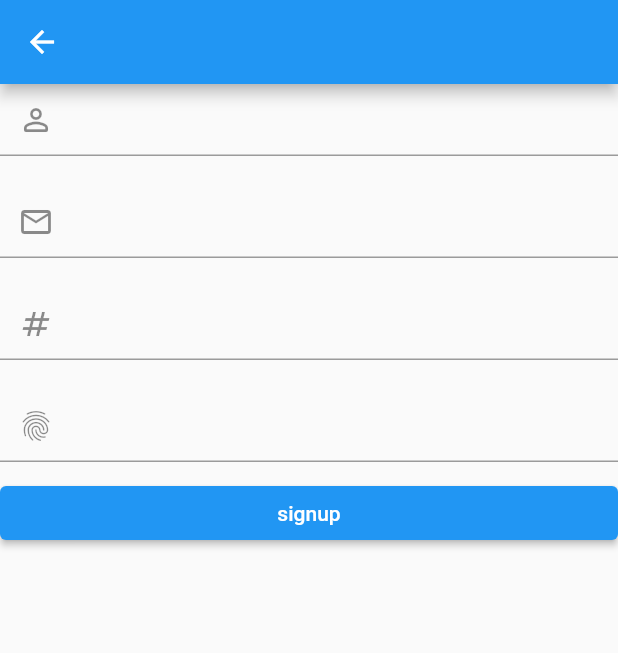
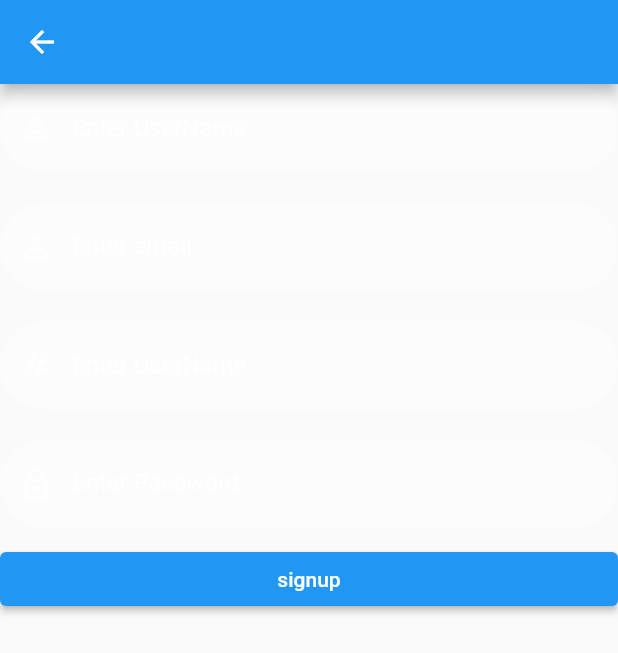
Before and after one commit to ZiadAssem/flutter_application_1, a Flutter app: the SignUpFormWidget screen opened directly, on a phone screen of 412 x 824 dp. Shown: the top 653 px of the screen. Run offline on Flutter 3.47's test engine with Material 2 defaults, Android fonts, the phone set to English and light mode, and no system bars; our stand-ins replace carousel_slider, firebase_auth, firebase_core, firebase_database, get, smooth_page_indicator; missing offline and left inert: age_calculator; accounts and stored records are empty; network calls fail.

Commit message:
login complete

```diff
--- a/lib/classes/cat.dart
+++ b/lib/classes/cat.dart
@@ -8,11 +8,10 @@ int birthYear = 0;
 int age = 0;
 
 Cat(this.name,this.birthYear){
+     final DateTime now = DateTime.now();
+     age= now.year - birthYear;
 
 }
 
-static getYear(){
-   final DateTime now = DateTime.now();
 
 }
-}
--- a/lib/main.dart
+++ b/lib/main.dart
@@ -1,4 +1,6 @@
 import 'package:firebase_core/firebase_core.dart';
+import 'package:flutter_application_1/src2/authentication_repository.dart';
+import 'package:get/get.dart';
 import 'firebase_options.dart';
 import 'package:firebase_database/firebase_database.dart';
 import 'package:firebase_auth/firebase_auth.dart';
@@ -21,7 +23,7 @@ class App extends StatelessWidget {
 
   @override
   Widget build(BuildContext context) {
-    return  MaterialApp(
+    return  GetMaterialApp(
       home: FutureBuilder(
         future: _initialization,
         builder: (context,snapshot){
--- a/lib/reusable_widgets/reusable_widget.dart
+++ b/lib/reusable_widgets/reusable_widget.dart
@@ -10,9 +10,9 @@ Image logoWidget(String imageName) {
   );
 }
 
-TextField reusableTextField(String text, IconData icon, bool isPasswordType,
+TextFormField reusableTextField(String text, IconData icon, bool isPasswordType,
     TextEditingController controller) {
-  return TextField(
+  return TextFormField(
     controller: controller,
     obscureText: isPasswordType,
     enableSuggestions: !isPasswordType,
--- a/lib/src2/authentication_repository.dart
+++ b/lib/src2/authentication_repository.dart
@@ -1,4 +1,5 @@
 import 'package:firebase_auth/firebase_auth.dart';
+import 'package:flutter_application_1/screens/success.dart';
 import 'package:get/get.dart';
 import '../screens/homescreen.dart';
 //import 'package:login_flutter_app/src/features/authentication/screens/welcome/welcome_screen.dart';
@@ -13,15 +14,15 @@ class AuthenticationRepository extends GetxController {
 
 
   //Variables
-  final _auth = FirebaseAuth.instance;
+  final auth = FirebaseAuth.instance;
   late final Rx<User?> firebaseUser;
 
 
   //Will be load when app launches this func will be called and set the firebaseUser state
   @override
   void onReady() {
-    firebaseUser = Rx<User?>(_auth.currentUser);
-    firebaseUser.bindStream(_auth.userChanges());
+    firebaseUser = Rx<User?>(auth.currentUser);
+    firebaseUser.bindStream(auth.userChanges());
     ever(firebaseUser, _setInitialScreen);
   }
 
@@ -36,7 +37,7 @@ class AuthenticationRepository extends GetxController {
   //FUNC
   Future<String?> createUserWithEmailAndPassword(String email, String password) async {
     try {
-      await _auth.createUserWithEmailAndPassword(email: email, password: password);
+      await auth.createUserWithEmailAndPassword(email: email, password: password);
       firebaseUser.value != null ? Get.offAll(() => const HomeScreen()) : Get.to(() => const HomeScreen());
     } on FirebaseAuthException catch (e) {
       final ex = SignUpWithEmailAndPasswordFailure.code(e.code);
@@ -51,7 +52,7 @@ class AuthenticationRepository extends GetxController {
 
   Future<String?> loginWithEmailAndPassword(String email, String password) async {
     try {
-      await _auth.signInWithEmailAndPassword(email: email, password: password);
+      await auth.signInWithEmailAndPassword(email: email, password: password);
     } on FirebaseAuthException catch (e) {
       final ex = LogInWithEmailAndPasswordFailure.fromCode(e.code);
       return ex.message;
@@ -63,5 +64,5 @@ class AuthenticationRepository extends GetxController {
   }
 
 
-  Future<void> logout() async => await _auth.signOut();
+  Future<void> logout() async => await auth.signOut();
 }
--- a/lib/src2/login_controller.dart
+++ b/lib/src2/login_controller.dart
@@ -16,8 +16,10 @@ class LoginController extends GetxController {
   /// TextField Validation
 
   //Call this Function from Design & it will do the rest
-  Future<void> loginUser(String email, String password) async {
-    String? error = await AuthenticationRepository.instance.loginWithEmailAndPassword(email, password);
+  void loginUser(String email, String password)    {
+    Get.put(AuthenticationRepository());
+    String? error =   Get.put(AuthenticationRepository.instance.loginWithEmailAndPassword(email, password) ) as String?; //kanet gowa
+
     if(error != null) {
       Get.showSnackbar(GetSnackBar(message: error.toString(),));
     }
--- a/lib/src2/signup_form.dart
+++ b/lib/src2/signup_form.dart
@@ -1,6 +1,7 @@
 import 'package:flutter/material.dart';
 import 'package:get/get.dart';
 import 'signup_controller.dart';
+import '../reusable_widgets/reusable_widget.dart';
 
 class SignUpFormWidget extends StatelessWidget {
   const SignUpFormWidget({
@@ -15,40 +16,22 @@ class SignUpFormWidget extends StatelessWidget {
 
     return Scaffold(
       appBar: AppBar(),
-      body:  Container(
-     // padding: const EdgeInsets.symmetric(vertical: tFormHeight - 10),
-      child: Form(
+      body:  Form(
         key: _formKey,
         child: Column(
           crossAxisAlignment: CrossAxisAlignment.start,
           children: [
-            TextFormField(
-              controller: controller.fullName,
-              decoration: const InputDecoration(
-                //label: Text(tFullName),
-                 prefixIcon: Icon(Icons.person_outline_rounded)),
-            ),
+            reusableTextField("Enter UserName", Icons.person_outline, false,
+                    controller.fullName),
             const SizedBox(height: 20),
-            TextFormField(
-              controller: controller.email,
-              decoration: const InputDecoration(
-               // label: Text(tEmail),
-                 prefixIcon: Icon(Icons.email_outlined)),
-            ),
+            reusableTextField("Enter email", Icons.person_outline, false,
+                    controller.email),
             const SizedBox(height: 20),
-            TextFormField(
-              controller: controller.phoneNo,
-              decoration: const InputDecoration(
-                //label: Text(tPhoneNo),
-                 prefixIcon: Icon(Icons.numbers)),
-            ),
+           reusableTextField("Enter UserName", Icons.numbers, false,
+                    controller.phoneNo),
             const SizedBox(height: 20),
-            TextFormField(
-              controller: controller.password,
-              decoration: const InputDecoration(
-              //  label: Text(tPassword),
-                 prefixIcon: Icon(Icons.fingerprint)),
-            ),
+            reusableTextField("Enter Password", Icons.lock_outlined, true,
+                    controller.password),
             const SizedBox(height:   10),
             SizedBox(
               width: double.infinity,
@@ -66,7 +49,6 @@ class SignUpFormWidget extends StatelessWidget {
           ],
         ),
       ),
-    ),
     );
   }
 }
```
Also changed, not shown: lib/classes/adoption_form.dart (added, +12 -0 lines), lib/classes/user.dart (+6 -5 lines), lib/screens/loginscreen.dart (+38 -26 lines), lib/screens/registerscreen2.dart (+88 -35 lines), lib/screens/success.dart (added, +21 -0 lines).
